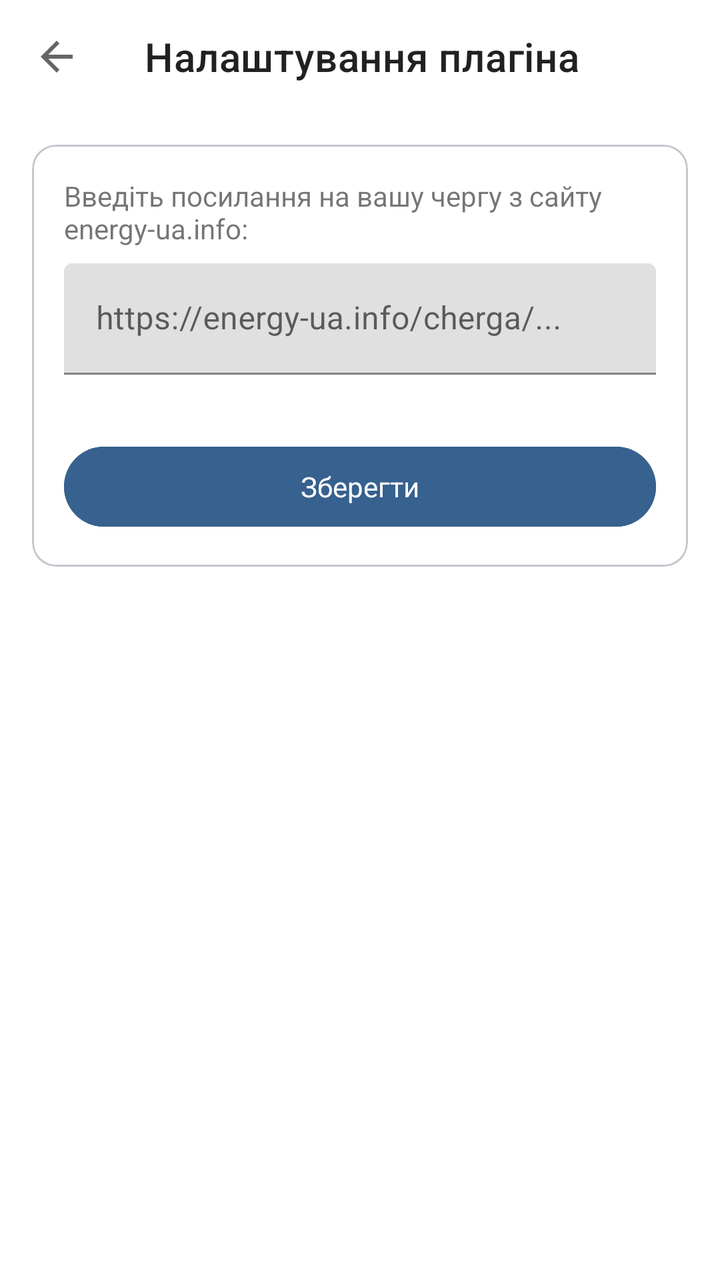
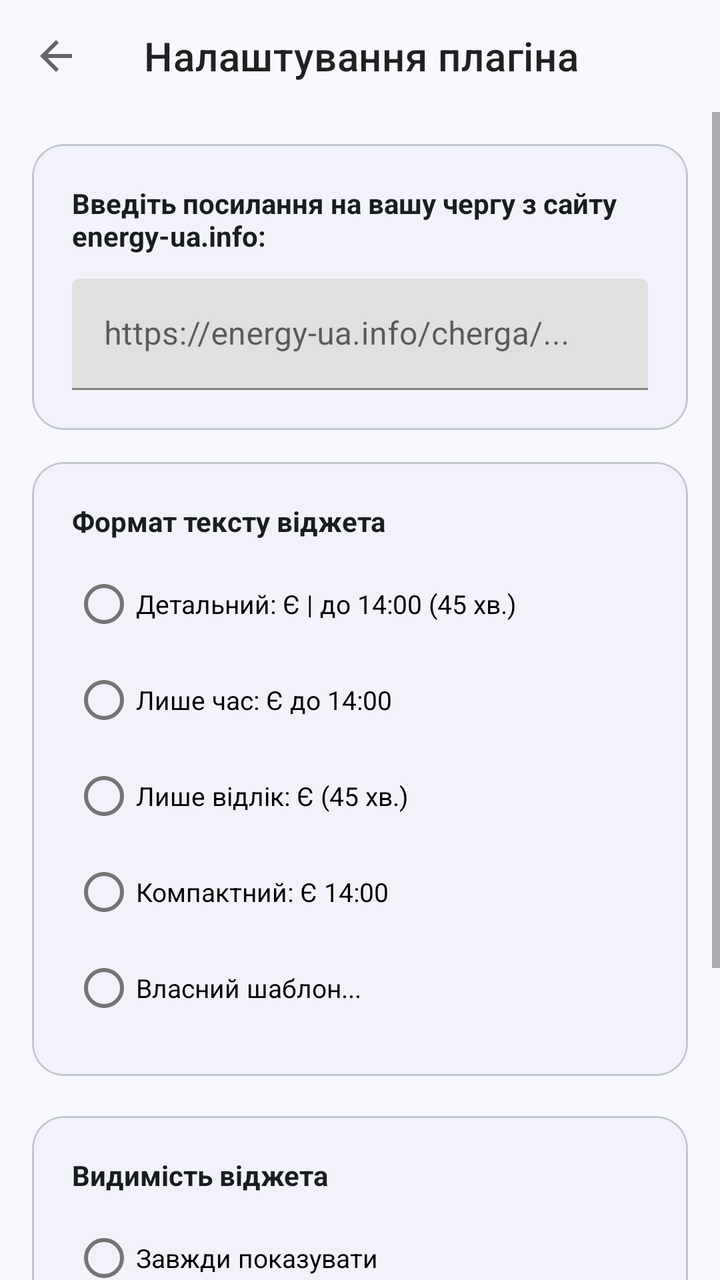

Before-and-after screenshots of an Android layout around one commit, followed by the original layout XML and the change that was made.
<!-- AndroidManifest.xml: application theme Theme.ExampleClockDeskPlugin -->
<!-- res/layout/activity_blackout_settings.xml -->
<?xml version="1.0" encoding="utf-8"?>
<LinearLayout xmlns:android="http://schemas.android.com/apk/res/android"
    android:layout_width="match_parent"
    android:layout_height="match_parent"
    xmlns:app="http://schemas.android.com/apk/res-auto"
    android:orientation="vertical"
    android:padding="16dp"
    android:gravity="center_horizontal">

    <com.google.android.material.appbar.MaterialToolbar
        android:id="@+id/toolbar"
        android:layout_width="match_parent"
        android:layout_height="?attr/actionBarSize"
        android:layout_marginLeft="-16dp"
        android:layout_marginRight="-16dp"
        android:layout_marginTop="-16dp"
        android:layout_marginBottom="16dp"
        app:title="@string/settings_title"
        app:navigationIcon="?attr/homeAsUpIndicator" />
    <com.google.android.material.card.MaterialCardView
        android:layout_width="match_parent"
        android:layout_height="wrap_content"
        app:strokeColor="@color/md_theme_outlineVariant"
        app:cardCornerRadius="12dp"
        app:cardElevation="0dp"
        app:strokeWidth="1dp">
        <LinearLayout
            android:layout_width="match_parent"
            android:layout_height="wrap_content"
            android:orientation="vertical"
            android:padding="16dp">
    <TextView
        android:layout_width="match_parent"
        android:layout_height="wrap_content"
        android:text="Введіть посилання на вашу чергу з сайту energy-ua.info:"
        android:layout_marginBottom="8dp"/>

    <com.google.android.material.textfield.TextInputLayout
        android:layout_width="match_parent"
        android:layout_height="wrap_content"
        android:layout_marginBottom="16dp">

        <com.google.android.material.textfield.TextInputEditText
            android:id="@+id/etUrl"
            android:layout_width="match_parent"
            android:layout_height="wrap_content"
            android:hint="https://energy-ua.info/cherga/..."
            android:inputType="textUri" />
    </com.google.android.material.textfield.TextInputLayout>

    <Button
        android:id="@+id/btnSave"
        style="@style/Widget.Material3.Button.TonalButton"
        android:layout_width="match_parent"
        android:layout_height="wrap_content"
        android:text="Зберегти"
        android:layout_marginTop="16dp"
        android:backgroundTint="@color/md_theme_primary"
        android:textColor="@color/md_theme_onPrimary"
        android:textSize="14sp"/>
        </LinearLayout>
    </com.google.android.material.card.MaterialCardView>
</LinearLayout>
<!-- resources referenced by this layout -->
<resources>
  <color name="md_theme_onPrimary">#FFFFFF</color>
  <color name="md_theme_outlineVariant">#C3C6CF</color>
  <color name="md_theme_primary">#37618E</color>
  <string name="settings_title">Налаштування плагіна</string>
  <style name="Theme.ExampleClockDeskPlugin" parent="Theme.MaterialComponents.DayNight.DarkActionBar">
          
          <item name="colorPrimary">@color/md_theme_primary</item>
          <item name="colorPrimaryVariant">@color/md_theme_primaryContainer</item>
          <item name="colorOnPrimary">@color/md_theme_onPrimary</item>
          
          <item name="colorSecondary">@color/md_theme_secondary</item>
          <item name="colorSecondaryVariant">@color/md_theme_secondaryContainer</item>
          <item name="colorOnSecondary">@color/md_theme_onSecondary</item>
          
          <item name="android:statusBarColor" tools:targetApi="21">?attr/colorPrimaryVariant</item>
          
      </style>
  <color name="md_theme_primaryContainer">#D2E4FF</color>
  <color name="md_theme_secondary">#535F70</color>
  <color name="md_theme_secondaryContainer">#D7E3F8</color>
  <color name="md_theme_onSecondary">#FFFFFF</color>
</resources>

<!-- the commit's change to res/layout/activity_blackout_settings.xml (unified diff, before → after) -->
@@ -1,63 +1,278 @@
 <?xml version="1.0" encoding="utf-8"?>
 <LinearLayout xmlns:android="http://schemas.android.com/apk/res/android"
+    xmlns:app="http://schemas.android.com/apk/res-auto"
     android:layout_width="match_parent"
     android:layout_height="match_parent"
-    xmlns:app="http://schemas.android.com/apk/res-auto"
     android:orientation="vertical"
-    android:padding="16dp"
-    android:gravity="center_horizontal">
+    android:background="@color/md_theme_surface">
 
     <com.google.android.material.appbar.MaterialToolbar
         android:id="@+id/toolbar"
         android:layout_width="match_parent"
         android:layout_height="?attr/actionBarSize"
-        android:layout_marginLeft="-16dp"
-        android:layout_marginRight="-16dp"
-        android:layout_marginTop="-16dp"
-        android:layout_marginBottom="16dp"
         app:title="@string/settings_title"
         app:navigationIcon="?attr/homeAsUpIndicator" />
-    <com.google.android.material.card.MaterialCardView
+
+    <ScrollView
         android:layout_width="match_parent"
-        android:layout_height="wrap_content"
-        app:strokeColor="@color/md_theme_outlineVariant"
-        app:cardCornerRadius="12dp"
-        app:cardElevation="0dp"
-        app:strokeWidth="1dp">
+        android:layout_height="0dp"
+        android:layout_weight="1"
+        android:fillViewport="true">
+
         <LinearLayout
             android:layout_width="match_parent"
             android:layout_height="wrap_content"
             android:orientation="vertical"
+            android:gravity="center_horizontal"
             android:padding="16dp">
-    <TextView
-        android:layout_width="match_parent"
-        android:layout_height="wrap_content"
-        android:text="Введіть посилання на вашу чергу з сайту energy-ua.info:"
-        android:layout_marginBottom="8dp"/>
-
-    <com.google.android.material.textfield.TextInputLayout
-        android:layout_width="match_parent"
-        android:layout_height="wrap_content"
-        android:layout_marginBottom="16dp">
-
-        <com.google.android.material.textfield.TextInputEditText
-            android:id="@+id/etUrl"
-            android:layout_width="match_parent"
-            android:layout_height="wrap_content"
-            android:hint="https://energy-ua.info/cherga/..."
-            android:inputType="textUri" />
-    </com.google.android.material.textfield.TextInputLayout>
-
-    <Button
-        android:id="@+id/btnSave"
-        style="@style/Widget.Material3.Button.TonalButton"
-        android:layout_width="match_parent"
-        android:layout_height="wrap_content"
-        android:text="Зберегти"
-        android:layout_marginTop="16dp"
-        android:backgroundTint="@color/md_theme_primary"
-        android:textColor="@color/md_theme_onPrimary"
-        android:textSize="14sp"/>
+
+            
+            <com.google.android.material.card.MaterialCardView
+                android:layout_width="match_parent"
+                android:layout_height="wrap_content"
+                android:maxWidth="560dp"
+                android:layout_marginBottom="16dp"
+                app:strokeColor="@color/md_theme_outlineVariant"
+                app:cardCornerRadius="16dp"
+                app:cardElevation="0dp"
+                app:cardBackgroundColor="@color/md_theme_surfaceContainerLow"
+                app:strokeWidth="1dp">
+
+                <LinearLayout
+                    android:layout_width="match_parent"
+                    android:layout_height="wrap_content"
+                    android:orientation="vertical"
+                    android:padding="20dp">
+
+                    <TextView
+                        android:layout_width="match_parent"
+                        android:layout_height="wrap_content"
+                        android:text="@string/url_input_hint"
+                        android:textColor="@color/md_theme_onSurface"
+                        android:textSize="14sp"
+                        android:textStyle="bold"
+                        android:layout_marginBottom="12dp"/>
+
+                    <com.google.android.material.textfield.TextInputLayout
+                        android:layout_width="match_parent"
+                        android:layout_height="wrap_content">
+
+                        <com.google.android.material.textfield.TextInputEditText
+                            android:id="@+id/etUrl"
+                            android:layout_width="match_parent"
+                            android:layout_height="wrap_content"
+                            android:hint="@string/url_hint_example"
+                            android:inputType="textUri" />
+                    </com.google.android.material.textfield.TextInputLayout>
+                </LinearLayout>
+            </com.google.android.material.card.MaterialCardView>
+
+            
+            <com.google.android.material.card.MaterialCardView
+                android:layout_width="match_parent"
+                android:layout_height="wrap_content"
+                android:maxWidth="560dp"
+                android:layout_marginBottom="20dp"
+                app:strokeColor="@color/md_theme_outlineVariant"
+                app:cardCornerRadius="16dp"
+                app:cardElevation="0dp"
+                app:cardBackgroundColor="@color/md_theme_surfaceContainerLow"
+                app:strokeWidth="1dp">
+
+                <LinearLayout
+                    android:layout_width="match_parent"
+                    android:layout_height="wrap_content"
+                    android:orientation="vertical"
+                    android:padding="20dp">
+
+                    <TextView
+                        android:layout_width="match_parent"
+                        android:layout_height="wrap_content"
+                        android:text="@string/format_style_title"
+                        android:textColor="@color/md_theme_onSurface"
+                        android:textSize="14sp"
+                        android:textStyle="bold"
+                        android:layout_marginBottom="8dp"/>
+
+                    <RadioGroup
+                        android:id="@+id/rgFormat"
+                        android:layout_width="match_parent"
+                        android:layout_height="wrap_content">
+
+                        <RadioButton
+                            android:id="@+id/rbDetailed"
+                            android:layout_width="match_parent"
+                            android:layout_height="wrap_content"
+                            android:text="@string/format_detailed"
+                            android:textSize="13sp" />
+
+                        <RadioButton
+                            android:id="@+id/rbTimeOnly"
+                            android:layout_width="match_parent"
+                            android:layout_height="wrap_content"
+                            android:text="@string/format_time_only"
+                            android:textSize="13sp" />
+
+                        <RadioButton
+                            android:id="@+id/rbCountdown"
+                            android:layout_width="match_parent"
+                            android:layout_height="wrap_content"
+                            android:text="@string/format_countdown"
+                            android:textSize="13sp" />
+
+                        <RadioButton
+                            android:id="@+id/rbCompact"
+                            android:layout_width="match_parent"
+                            android:layout_height="wrap_content"
+                            android:text="@string/format_compact"
+                            android:textSize="13sp" />
+
+                        <RadioButton
+                            android:id="@+id/rbCustom"
+                            android:layout_width="match_parent"
+                            android:layout_height="wrap_content"
+                            android:text="@string/format_custom"
+                            android:textSize="13sp" />
+                    </RadioGroup>
+
+                    <com.google.android.material.textfield.TextInputLayout
+                        android:id="@+id/tilCustomTemplate"
+                        android:layout_width="match_parent"
+                        android:layout_height="wrap_content"
+                        android:layout_marginTop="8dp"
+                        android:visibility="gone">
+
+                        <com.google.android.material.textfield.TextInputEditText
+                            android:id="@+id/etCustomTemplate"
+                            android:layout_width="match_parent"
+                            android:layout_height="wrap_content"
+                            android:hint="@string/format_custom_hint"
+                            android:inputType="text" />
+                    </com.google.android.material.textfield.TextInputLayout>
+                </LinearLayout>
+            </com.google.android.material.card.MaterialCardView>
+
+            
+            <com.google.android.material.card.MaterialCardView
+                android:layout_width="match_parent"
+                android:layout_height="wrap_content"
+                android:maxWidth="560dp"
+                android:layout_marginBottom="20dp"
+                app:strokeColor="@color/md_theme_outlineVariant"
+                app:cardCornerRadius="16dp"
+                app:cardElevation="0dp"
+                app:cardBackgroundColor="@color/md_theme_surfaceContainerLow"
+                app:strokeWidth="1dp">
+
+                <LinearLayout
+                    android:layout_width="match_parent"
+                    android:layout_height="wrap_content"
+                    android:orientation="vertical"
+                    android:padding="20dp">
+
+                    <TextView
+                        android:layout_width="match_parent"
+                        android:layout_height="wrap_content"
+                        android:text="@string/visibility_title"
+                        android:textColor="@color/md_theme_onSurface"
+                        android:textSize="14sp"
+                        android:textStyle="bold"
+                        android:layout_marginBottom="8dp"/>
+
+                    <RadioGroup
+                        android:id="@+id/rgVisibility"
+                        android:layout_width="match_parent"
+                        android:layout_height="wrap_content">
+
+                        <RadioButton
+                            android:id="@+id/rbVisAlways"
+                            android:layout_width="match_parent"
+                            android:layout_height="wrap_content"
+                            android:text="@string/visibility_always"
+                            android:textSize="13sp" />
+
+                        <RadioButton
+                            android:id="@+id/rbVisHideNoOutages"
+                            android:layout_width="match_parent"
+                            android:layout_height="wrap_content"
+                            android:text="@string/visibility_hide_no_outages"
+                            android:textSize="13sp" />
+
+                        <RadioButton
+                            android:id="@+id/rbVisOnlyOutage"
+                            android:layout_width="match_parent"
+                            android:layout_height="wrap_content"
+                            android:text="@string/visibility_during_outage_only"
+                            android:textSize="13sp" />
+                    </RadioGroup>
+
+                    
+                    <LinearLayout
+                        android:id="@+id/layoutWarningMinutes"
+                        android:layout_width="match_parent"
+                        android:layout_height="wrap_content"
+                        android:orientation="vertical"
+                        android:layout_marginTop="8dp"
+                        android:visibility="gone">
+
+                        <TextView
+                            android:layout_width="match_parent"
+                            android:layout_height="wrap_content"
+                            android:text="@string/visibility_warning_title"
+                            android:textColor="@color/md_theme_onSurfaceVariant"
+                            android:textSize="12sp"
+                            android:textStyle="bold"
+                            android:layout_marginBottom="4dp"/>
+
+                        <RadioGroup
+                            android:id="@+id/rgWarningMinutes"
+                            android:layout_width="match_parent"
+                            android:layout_height="wrap_content">
+
+                            <RadioButton
+                                android:id="@+id/rbWarn0"
+                                android:layout_width="match_parent"
+                                android:layout_height="wrap_content"
+                                android:text="@string/visibility_warning_0"
+                                android:textSize="12sp" />
+
+                            <RadioButton
+                                android:id="@+id/rbWarn15"
+                                android:layout_width="match_parent"
+                                android:layout_height="wrap_content"
+                                android:text="@string/visibility_warning_15"
+                                android:textSize="12sp" />
+
+                            <RadioButton
+                                android:id="@+id/rbWarn30"
+                                android:layout_width="match_parent"
+                                android:layout_height="wrap_content"
+                                android:text="@string/visibility_warning_30"
+                                android:textSize="12sp" />
+
+                            <RadioButton
+                                android:id="@+id/rbWarn60"
+                                android:layout_width="match_parent"
+                                android:layout_height="wrap_content"
+                                android:text="@string/visibility_warning_60"
+                                android:textSize="12sp" />
+                        </RadioGroup>
+                    </LinearLayout>
+                </LinearLayout>
+            </com.google.android.material.card.MaterialCardView>
+
+            
+            <Button
+                android:id="@+id/btnSave"
+                style="@style/Widget.Material3.Button.TonalButton"
+                android:layout_width="match_parent"
+                android:layout_height="wrap_content"
+                android:maxWidth="560dp"
+                android:text="@string/btn_save"
+                android:backgroundTint="@color/md_theme_primary"
+                android:textColor="@color/md_theme_onPrimary"
+                android:textSize="15sp"/>
+
         </LinearLayout>
-    </com.google.android.material.card.MaterialCardView>
+    </ScrollView>
 </LinearLayout>
<!-- resource entries referenced after the edit -->
@@ -1,9 +1,32 @@
 <!-- resources referenced by this layout -->
 <resources>
   <color name="md_theme_onPrimary">#FFFFFF</color>
+  <color name="md_theme_onSurface">#191C20</color>
+  <color name="md_theme_onSurfaceVariant">#43474E</color>
   <color name="md_theme_outlineVariant">#C3C6CF</color>
   <color name="md_theme_primary">#37618E</color>
+  <color name="md_theme_surface">#F8F9FF</color>
+  <color name="md_theme_surfaceContainerLow">#F2F3FA</color>
+  <string name="btn_save">Зберегти</string>
+  <string name="format_compact">Компактний: Є 14:00</string>
+  <string name="format_countdown">Лише відлік: Є (45 хв.)</string>
+  <string name="format_custom">Власний шаблон...</string>
+  <string name="format_custom_hint">Шаблон: {status}, {time}, {remaining}</string>
+  <string name="format_detailed">Детальний: Є | до 14:00 (45 хв.)</string>
+  <string name="format_style_title">Формат тексту віджета</string>
+  <string name="format_time_only">Лише час: Є до 14:00</string>
   <string name="settings_title">Налаштування плагіна</string>
+  <string name="url_hint_example">https://energy-ua.info/cherga/...</string>
+  <string name="url_input_hint">Введіть посилання на вашу чергу з сайту energy-ua.info:</string>
+  <string name="visibility_always">Завжди показувати</string>
+  <string name="visibility_during_outage_only">Показувати тільки при відключенні</string>
+  <string name="visibility_hide_no_outages">Приховувати, якщо немає відключень на добу</string>
+  <string name="visibility_title">Видимість віджета</string>
+  <string name="visibility_warning_0">Лише при вимкненні</string>
+  <string name="visibility_warning_15">За 15 хв</string>
+  <string name="visibility_warning_30">За 30 хв</string>
+  <string name="visibility_warning_60">За 60 хв</string>
+  <string name="visibility_warning_title">Попереджати заздалегідь перед вимкненням:</string>
   <style name="Theme.ExampleClockDeskPlugin" parent="Theme.MaterialComponents.DayNight.DarkActionBar">
           
           <item name="colorPrimary">@color/md_theme_primary</item>
